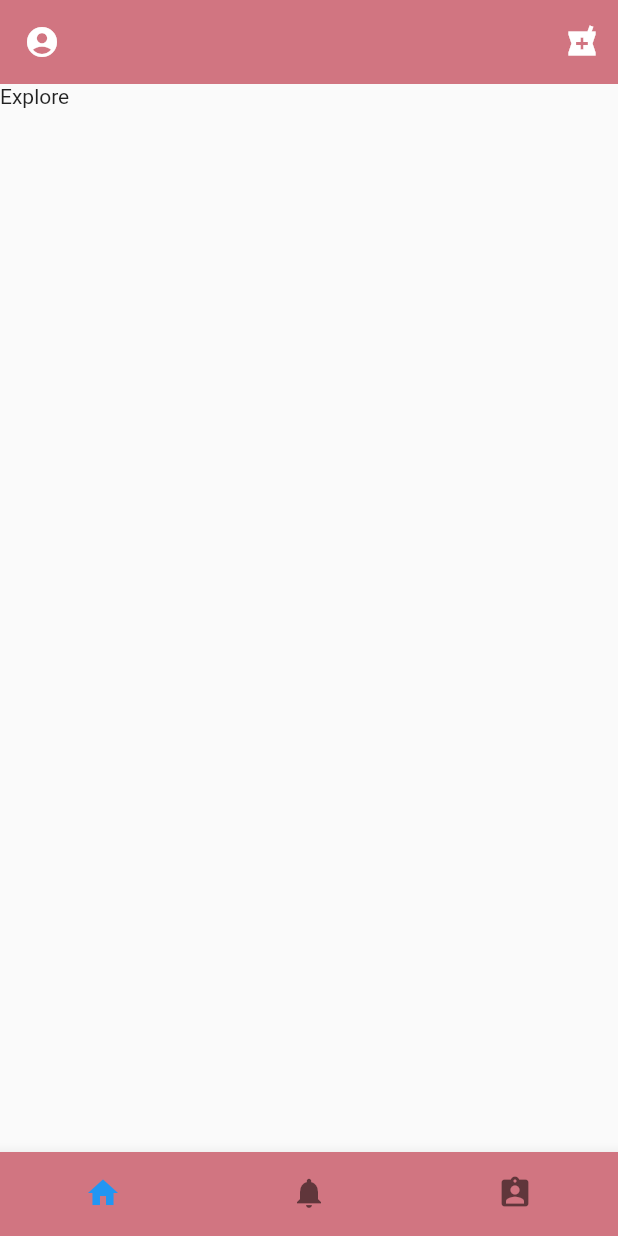
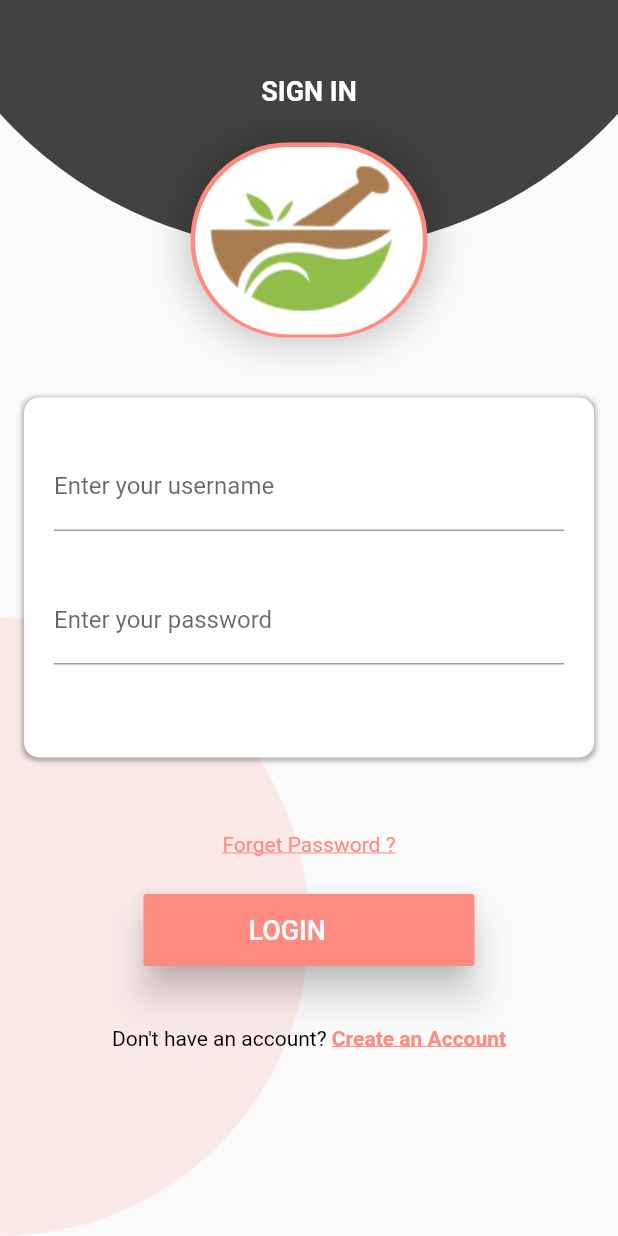
Before and after one commit to Kaleab-git/Medanit, a Flutter app: the screen it shows after launch, on a phone screen of 412 x 824 dp. Run offline on Flutter 3.47's test engine with Material 2 defaults, Android fonts, the phone set to English and light mode, and no system bars; our stand-ins replace equatable, roundcheckbox.

Commit message:
Login and SignUp

```diff
--- a/medanit_frontend/lib/doctor/doctor_profile.dart
+++ b/medanit_frontend/lib/doctor/doctor_profile.dart
@@ -167,6 +167,7 @@ class DoctorState extends State<Doctor> {
                       ),
                       Text(
                         'In publishing and graphic design, Lorem ipsum is a\n placeholder text commonly used to demonstrate\n the visual form of a document or a typeface without\n relying on meaningful content. Lorem ipsum may be\n used as a placeholder before final copy is available.',
+                        overflow: TextOverflow.ellipsis,
                         style: TextStyle(
                           fontSize: 14.0,
                           fontStyle: FontStyle.italic,
@@ -216,6 +217,7 @@ class DoctorState extends State<Doctor> {
                       ),
                       Text(
                         'In publishing and graphic design, Lorem ipsum is a\n placeholder text commonly used to demonstrate\n the visual form of a document or a typeface without\n relying on meaningful content. Lorem ipsum may be\n used as a placeholder before final copy is available.',
+                        overflow: TextOverflow.ellipsis,
                         style: TextStyle(
                           fontSize: 14.0,
                           fontStyle: FontStyle.italic,
--- a/medanit_frontend/lib/main.dart
+++ b/medanit_frontend/lib/main.dart
@@ -1,6 +1,7 @@
 import 'package:flutter/material.dart';
 
 import './tabroute.dart';
+import 'signup.dart';
 
 void main() {
   runApp(MyApp());
@@ -11,9 +12,9 @@ class MyApp extends StatelessWidget {
   @override
   Widget build(BuildContext context) {
     return MaterialApp(
-      title: 'Flutter Demo',
+      title: 'Medanit - Traditional Medicine',
       debugShowCheckedModeBanner: false,
-      home: TabRoute(),
+      home: LoginPage(),
     );
   }
 }
--- /dev/null
+++ b/medanit_frontend/lib/signup.dart
@@ -0,0 +1,406 @@
+import 'package:flutter/gestures.dart';
+import 'package:flutter/material.dart';
+
+class LoginPage extends StatefulWidget {
+  @override
+  _LoginPageState createState() => _LoginPageState();
+}
+
+@override
+LoginPage createState() {
+  return LoginPage();
+}
+
+class _LoginPageState extends State<LoginPage> {
+  final _formKey = GlobalKey<FormState>();
+
+  final blueColor = Color(0XFFFF8A80);
+  final yellowColor = Color(0XFFFF8A80);
+
+  late TapGestureRecognizer _tapGestureRecognizer;
+  late bool _showSignIn;
+
+  @override
+  void initState() {
+    super.initState();
+    _showSignIn = true;
+    _tapGestureRecognizer = TapGestureRecognizer()
+      ..onTap = () {
+        setState(() {
+          _showSignIn = !_showSignIn;
+          print("Hello");
+        });
+      };
+  }
+
+  @override
+  void dispose() {
+    _tapGestureRecognizer.dispose();
+    super.dispose();
+  }
+
+  @override
+  Widget build(BuildContext context) {
+    return Form(
+      key: _formKey,
+      child: Scaffold(
+          body: Stack(
+        children: [
+          TextFormField(
+            // The validator receives the text that the user has entered.
+            validator: (value) {
+              if (value == null || value.isEmpty) {
+                return 'Please enter some text';
+              }
+              return null;
+            },
+          ),
+          buildBackgroundTopCircle(),
+          buildBackgroundBottomCircle(),
+          Container(
+            height: MediaQuery.of(context).size.height,
+            width: MediaQuery.of(context).size.width,
+            child: GestureDetector(
+              onTap: () {
+                FocusScope.of(context).unfocus();
+              },
+              child: SingleChildScrollView(
+                padding:
+                    EdgeInsets.only(left: 16, right: 16, top: 50, bottom: 40),
+                child: Column(
+                  children: [
+                    Text(
+                      _showSignIn ? "SIGN IN" : "CREATE ACCOUNT",
+                      style: TextStyle(
+                          color: Colors.white,
+                          fontSize: 18,
+                          fontWeight: FontWeight.bold),
+                    ),
+                    buildAvatarContainer(),
+                    AnimatedContainer(
+                      duration: Duration(milliseconds: 300),
+                      curve: Curves.easeInOutBack,
+                      height: _showSignIn ? 240 : 400,
+                      margin: EdgeInsets.only(top: _showSignIn ? 40 : 30),
+                      padding:
+                          EdgeInsets.symmetric(horizontal: 20, vertical: 30),
+                      decoration: BoxDecoration(
+                          color: Colors.white,
+                          borderRadius: BorderRadius.circular(10),
+                          boxShadow: [
+                            BoxShadow(
+                              color: Colors.black.withOpacity(0.3),
+                              blurRadius: 2,
+                              spreadRadius: 1,
+                              offset: Offset(0, 1),
+                            )
+                          ]),
+                      child: SingleChildScrollView(
+                        child: _showSignIn
+                            ? buildSignInTextFieldSection()
+                            : buildSignUpTextFieldSection(),
+                      ),
+                    ),
+                    _showSignIn
+                        ? buildSingInBottomSection()
+                        : buildSingUpBottomSection(),
+                  ],
+                ),
+              ),
+            ),
+          ),
+        ],
+      )),
+    );
+  }
+
+  Container buildSingInBottomSection() {
+    return Container(
+      margin: EdgeInsets.only(top: 50),
+      child: Column(
+        children: [
+          InkWell(
+            onTap: () {
+              print("Forget Password");
+            },
+            child: Text(
+              "Forget Password ?",
+              style: TextStyle(
+                color: blueColor,
+                decoration: TextDecoration.underline,
+              ),
+            ),
+          ),
+          SizedBox(
+            height: 25,
+          ),
+          RaisedButton(
+            color: blueColor,
+            elevation: 10,
+            padding: EdgeInsets.symmetric(horizontal: 70, vertical: 12),
+            onPressed: () {
+              if (_formKey.currentState!.validate()) {
+                // If the form is valid, display a snackbar. In the real world,
+                // you'd often call a server or save the information in a database.
+                ScaffoldMessenger.of(context).showSnackBar(
+                  const SnackBar(content: Text('Processing Data')),
+                );
+              }
+            },
+            child: Row(
+              mainAxisAlignment: MainAxisAlignment.center,
+              mainAxisSize: MainAxisSize.min,
+              children: [
+                Text(
+                  "LOGIN",
+                  style: TextStyle(
+                    fontSize: 18,
+                    color: Colors.white,
+                  ),
+                ),
+                SizedBox(
+                  width: 5,
+                ),
+                Icon(
+                  Icons.arrow_right,
+                  color: yellowColor,
+                ),
+              ],
+            ),
+          ),
+          SizedBox(
+            height: 40,
+          ),
+          RichText(
+            text: TextSpan(
+                text: "Don't have an account? ",
+                style: TextStyle(color: Colors.black),
+                children: [
+                  TextSpan(
+                      text: "Create an Account",
+                      recognizer: _tapGestureRecognizer,
+                      style: TextStyle(
+                        decoration: TextDecoration.underline,
+                        color: blueColor,
+                        fontWeight: FontWeight.bold,
+                      ))
+                ]),
+          )
+        ],
+      ),
+    );
+  }
+
+  Container buildSingUpBottomSection() {
+    return Container(
+      margin: EdgeInsets.only(top: 20),
+      child: Column(
+        children: [
+          RaisedButton(
+            color: yellowColor,
+            elevation: 10,
+            padding: EdgeInsets.symmetric(horizontal: 60, vertical: 12),
+            onPressed: () {
+              if (_formKey.currentState!.validate()) {
+                // If the form is valid, display a snackbar. In the real world,
+                // you'd often call a server or save the information in a database.
+                ScaffoldMessenger.of(context).showSnackBar(
+                  const SnackBar(content: Text('Processing Data')),
+                );
+              }
+            },
+            child: Row(
+              mainAxisAlignment: MainAxisAlignment.center,
+              mainAxisSize: MainAxisSize.min,
+              children: [
+                Text(
+                  "Sign Up",
+                  style: TextStyle(
+                    fontSize: 16,
+                    color: Colors.black,
+                  ),
+                ),
+                SizedBox(
+                  width: 5,
+                ),
+                Icon(
+                  Icons.arrow_right,
+                  color: Colors.black,
+                ),
+              ],
+            ),
+          ),
+          SizedBox(
+            height: 18,
+          ),
+          RichText(
+            text: TextSpan(
+                text: "Already have an account? ",
+                style: TextStyle(color: Colors.black),
+                children: [
+                  TextSpan(
+                      text: "Sign in",
+                      recognizer: _tapGestureRecognizer,
+                      style: TextStyle(
+                        decoration: TextDecoration.underline,
+                        color: blueColor,
+                        fontWeight: FontWeight.bold,
+                      ))
+                ]),
+          )
+        ],
+      ),
+    );
+  }
+
+  Column buildSignInTextFieldSection() {
+    return Column(
+      children: [
+        TextFormField(
+          decoration: const InputDecoration(
+              border: UnderlineInputBorder(), labelText: 'Enter your username'),
+        ),
+        SizedBox(
+          height: 30,
+        ),
+        TextFormField(
+          obscureText: true,
+          decoration: const InputDecoration(
+              border: UnderlineInputBorder(), labelText: 'Enter your password'),
+        ),
+      ],
+    );
+  }
+
+  Column buildSignUpTextFieldSection() {
+    return Column(
+      children: [
+        TextFormField(
+          decoration: const InputDecoration(
+              border: UnderlineInputBorder(), labelText: 'Enter your username'),
+        ),
+        SizedBox(
+          height: 20,
+        ),
+        TextFormField(
+          decoration: const InputDecoration(
+              border: UnderlineInputBorder(), labelText: 'user@gmail.com'),
+        ),
+        SizedBox(
+          height: 20,
+        ),
+        TextFormField(
+          decoration: const InputDecoration(
+              border: UnderlineInputBorder(), labelText: 'Phone Number'),
+        ),
+        SizedBox(
+          height: 20,
+        ),
+        TextFormField(
+          obscureText: true,
+          decoration: const InputDecoration(
+              border: UnderlineInputBorder(), labelText: 'Enter your password'),
+        ),
+      ],
+    );
+  }
+
+  Container buildTextField(
+      String labelText, String placeholder, bool isPassword) {
+    return Container(
+      child: Column(
+        crossAxisAlignment: CrossAxisAlignment.start,
+        children: [
+          Text(
+            labelText,
+            style: TextStyle(color: blueColor, fontSize: 12),
+          ),
+          SizedBox(
+            height: 5,
+          ),
+          TextField(
+              obscureText: isPassword,
+              decoration: InputDecoration(
+                contentPadding: EdgeInsets.all(16),
+                filled: true,
+                fillColor: Colors.grey[200],
+                hintText: placeholder,
+                border: OutlineInputBorder(),
+                enabledBorder: OutlineInputBorder(
+                  borderSide: BorderSide(color: Colors.orange),
+                ),
+              ))
+        ],
+      ),
+    );
+  }
+
+  Container buildAvatarContainer() {
+    return Container(
+      margin: EdgeInsets.only(top: 24),
+      width: 158,
+      height: 130,
+      decoration: BoxDecoration(
+          color: _showSignIn ? yellowColor : Colors.grey[800],
+          borderRadius: BorderRadius.circular(65),
+          boxShadow: [
+            BoxShadow(
+              color: Colors.black.withOpacity(0.2),
+              spreadRadius: 4,
+              blurRadius: 20,
+            ),
+          ]),
+      child: Center(
+        child: Stack(
+          children: [
+            Positioned(
+                left: 3.0,
+                top: 3.0,
+                child: ClipRRect(
+                  borderRadius: BorderRadius.circular(500),
+                  child: Image.asset('assets/img/logo.png'),
+                )),
+          ],
+        ),
+      ),
+    );
+  }
+
+  Positioned buildBackgroundBottomCircle() {
+    return Positioned(
+      top: MediaQuery.of(context).size.height -
+          MediaQuery.of(context).size.width,
+      right: MediaQuery.of(context).size.width / 2,
+      child: Container(
+        height: MediaQuery.of(context).size.width,
+        width: MediaQuery.of(context).size.width,
+        decoration: BoxDecoration(
+            color: blueColor.withOpacity(0.15),
+            borderRadius: BorderRadius.circular(
+              MediaQuery.of(context).size.width,
+            )),
+      ),
+    );
+  }
+
+  Positioned buildBackgroundTopCircle() {
+    return Positioned(
+      top: 0,
+      child: Transform.translate(
+        offset: Offset(0.0, -MediaQuery.of(context).size.width / 1.3),
+        child: Transform.scale(
+          scale: 1.35,
+          child: Container(
+            height: MediaQuery.of(context).size.width,
+            width: MediaQuery.of(context).size.width,
+            decoration: BoxDecoration(
+                color: _showSignIn ? Colors.grey[800] : blueColor,
+                borderRadius: BorderRadius.circular(
+                  MediaQuery.of(context).size.width,
+                )),
+          ),
+        ),
+      ),
+    );
+  }
+}
--- a/medanit_frontend/pubspec.yaml
+++ b/medanit_frontend/pubspec.yaml
@@ -32,6 +32,9 @@ dependencies:
   # The following adds the Cupertino Icons font to your application.
   # Use with the CupertinoIcons class for iOS style icons.
   cupertino_icons: ^1.0.2
+
+
+
   roundcheckbox: ^2.0.2+1
 dev_dependencies:
   flutter_test:
@@ -51,6 +54,7 @@ flutter:
   # To add assets to your application, add an assets section, like this:
    assets:
       -  assets/img/
+      -  assets/img/logo.png
   #   - images/a_dot_ham.jpeg
 
   # An image asset can refer to one or more resolution-specific "variants", see
```
Also changed, not shown: medanit_frontend/lib/try.dart (added, +177 -0 lines), medanit_frontend/assets/img/logo.png (added).
